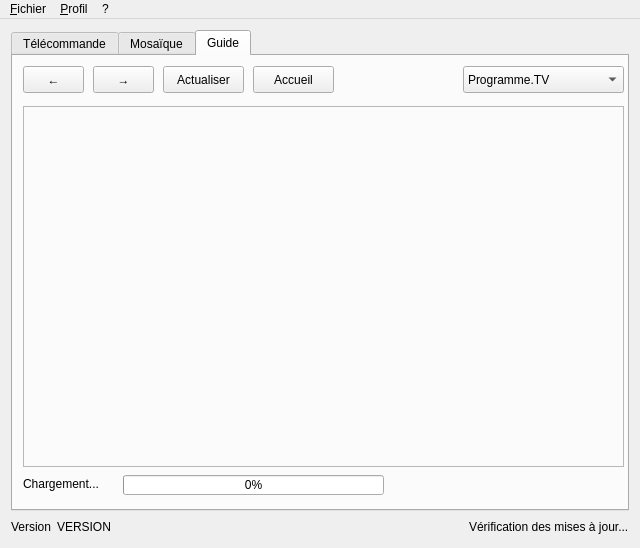
First picture: the form in mainwindow.ui, repository outadoc/FreeStance-desktop, before the edit.
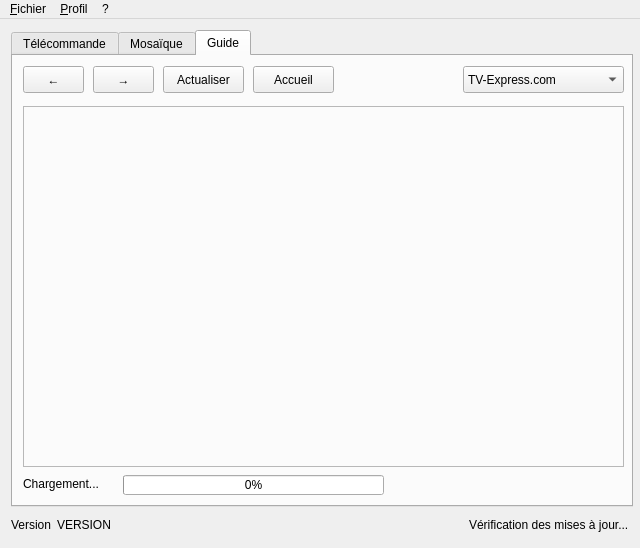
Second picture: the form after the edit. The open tabs and pages were chosen to show the change. Icons and pictures are not drawn.

Patch:
```diff
--- a/mainwindow.ui
+++ b/mainwindow.ui
@@ -33,6 +33,18 @@
    <layout class="QVBoxLayout" name="verticalLayout">
     <item>
      <widget class="QTabWidget" name="tabWidget">
+      <property name="minimumSize">
+       <size>
+        <width>622</width>
+        <height>477</height>
+       </size>
+      </property>
+      <property name="maximumSize">
+       <size>
+        <width>622</width>
+        <height>477</height>
+       </size>
+      </property>
       <property name="focusPolicy">
        <enum>Qt::NoFocus</enum>
       </property>
@@ -1740,7 +1752,7 @@
         </property>
         <item>
          <property name="text">
-          <string>Programme.TV</string>
+          <string>TV-Express.com</string>
          </property>
         </item>
         <item>
```
Left out of the diff: 18 changed lines with no effect on the pictures.
